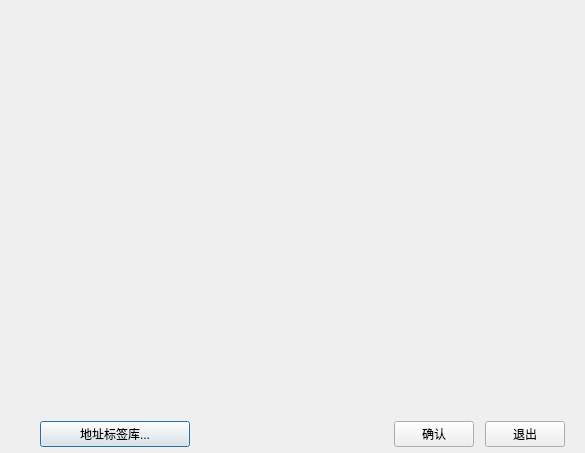
The window that ToolButtonWidget/subDialog.ui (BoringSingleDog/ToolButtonWidget) describes before a commit, drawn with Qt 5.
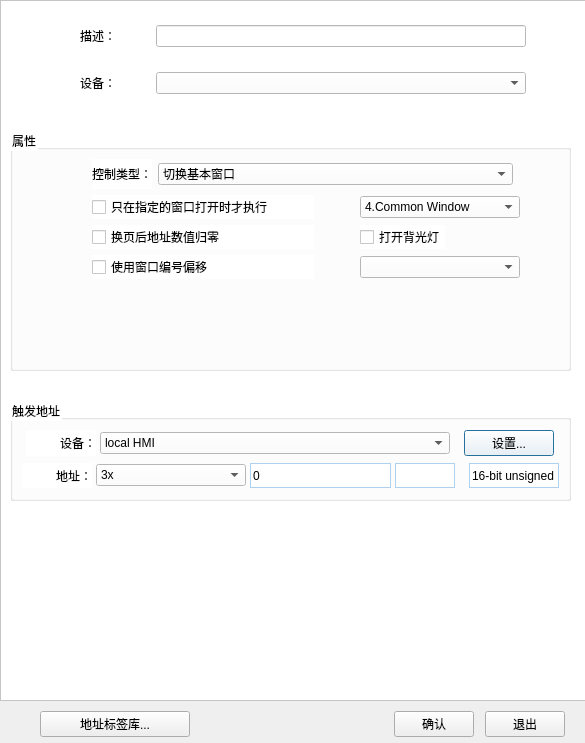
The same window after the commit. The open tabs and pages were chosen to show the change.

The edit to the form file:
```diff
--- a/ToolButtonWidget/subDialog.ui
+++ b/ToolButtonWidget/subDialog.ui
@@ -7,7 +7,7 @@
     <x>0</x>
     <y>0</y>
     <width>585</width>
-    <height>453</height>
+    <height>743</height>
    </rect>
   </property>
   <property name="minimumSize">
@@ -2699,7 +2699,1190 @@
           </widget>
          </widget>
         </widget>
-        <widget class="QWidget" name="page_2"/>
+        <widget class="QWidget" name="page_2">
+         <widget class="QFrame" name="frame_3">
+          <property name="geometry">
+           <rect>
+            <x>0</x>
+            <y>0</y>
+            <width>591</width>
+            <height>701</height>
+           </rect>
+          </property>
+          <property name="styleSheet">
+           <string notr="true">background-color:white;</string>
+          </property>
+          <property name="frameShape">
+           <enum>QFrame::StyledPanel</enum>
+          </property>
+          <property name="frameShadow">
+           <enum>QFrame::Raised</enum>
+          </property>
+          <widget class="QWidget" name="widget_8" native="true">
+           <property name="geometry">
+            <rect>
+             <x>10</x>
+             <y>10</y>
+             <width>561</width>
+             <height>101</height>
+            </rect>
+           </property>
+           <layout class="QVBoxLayout" name="verticalLayout_14">
+            <item>
+             <layout class="QHBoxLayout" name="horizontalLayout_32">
+              <item>
+               <spacer name="horizontalSpacer_80">
+                <property name="orientation">
+                 <enum>Qt::Horizontal</enum>
+                </property>
+                <property name="sizeType">
+                 <enum>QSizePolicy::Fixed</enum>
+                </property>
+                <property name="sizeHint" stdset="0">
+                 <size>
+                  <width>70</width>
+                  <height>20</height>
+                 </size>
+                </property>
+               </spacer>
+              </item>
+              <item>
+               <widget class="QLabel" name="label_38">
+                <property name="minimumSize">
+                 <size>
+                  <width>70</width>
+                  <height>30</height>
+                 </size>
+                </property>
+                <property name="maximumSize">
+                 <size>
+                  <width>70</width>
+                  <height>16777215</height>
+                 </size>
+                </property>
+                <property name="text">
+                 <string>描述：</string>
+                </property>
+               </widget>
+              </item>
+              <item>
+               <widget class="QLineEdit" name="lineEdit">
+                <property name="minimumSize">
+                 <size>
+                  <width>370</width>
+                  <height>0</height>
+                 </size>
+                </property>
+                <property name="maximumSize">
+                 <size>
+                  <width>370</width>
+                  <height>16777215</height>
+                 </size>
+                </property>
+               </widget>
+              </item>
+              <item>
+               <spacer name="horizontalSpacer_82">
+                <property name="orientation">
+                 <enum>Qt::Horizontal</enum>
+                </property>
+                <property name="sizeHint" stdset="0">
+                 <size>
+                  <width>40</width>
+                  <height>20</height>
+                 </size>
+                </property>
+               </spacer>
+              </item>
+             </layout>
+            </item>
+            <item>
+             <layout class="QHBoxLayout" name="horizontalLayout_33">
+              <item>
+               <spacer name="horizontalSpacer_81">
+                <property name="orientation">
+                 <enum>Qt::Horizontal</enum>
+                </property>
+                <property name="sizeType">
+                 <enum>QSizePolicy::Fixed</enum>
+                </property>
+                <property name="sizeHint" stdset="0">
+                 <size>
+                  <width>70</width>
+                  <height>20</height>
+                 </size>
+                </property>
+               </spacer>
+              </item>
+              <item>
+               <widget class="QLabel" name="label_39">
+                <property name="minimumSize">
+                 <size>
+                  <width>70</width>
+                  <height>30</height>
+                 </size>
+                </property>
+                <property name="maximumSize">
+                 <size>
+                  <width>70</width>
+                  <height>16777215</height>
+                 </size>
+                </property>
+                <property name="text">
+                 <string>设备：</string>
+                </property>
+               </widget>
+              </item>
+              <item>
+               <widget class="QComboBox" name="comboBox">
+                <property name="minimumSize">
+                 <size>
+                  <width>370</width>
+                  <height>0</height>
+                 </size>
+                </property>
+                <property name="maximumSize">
+                 <size>
+                  <width>370</width>
+                  <height>16777215</height>
+                 </size>
+                </property>
+               </widget>
+              </item>
+              <item>
+               <spacer name="horizontalSpacer_83">
+                <property name="orientation">
+                 <enum>Qt::Horizontal</enum>
+                </property>
+                <property name="sizeHint" stdset="0">
+                 <size>
+                  <width>40</width>
+                  <height>20</height>
+                 </size>
+                </property>
+               </spacer>
+              </item>
+             </layout>
+            </item>
+           </layout>
+          </widget>
+          <widget class="QGroupBox" name="groupBox_8">
+           <property name="geometry">
+            <rect>
+             <x>10</x>
+             <y>130</y>
+             <width>561</width>
+             <height>241</height>
+            </rect>
+           </property>
+           <property name="title">
+            <string>属性</string>
+           </property>
+           <layout class="QVBoxLayout" name="verticalLayout_15">
+            <item>
+             <layout class="QHBoxLayout" name="horizontalLayout_34">
+              <item>
+               <spacer name="horizontalSpacer_84">
+                <property name="orientation">
+                 <enum>Qt::Horizontal</enum>
+                </property>
+                <property name="sizeType">
+                 <enum>QSizePolicy::Fixed</enum>
+                </property>
+                <property name="sizeHint" stdset="0">
+                 <size>
+                  <width>70</width>
+                  <height>20</height>
+                 </size>
+                </property>
+               </spacer>
+              </item>
+              <item>
+               <widget class="QLabel" name="label_40">
+                <property name="minimumSize">
+                 <size>
+                  <width>0</width>
+                  <height>30</height>
+                 </size>
+                </property>
+                <property name="text">
+                 <string>控制类型：</string>
+                </property>
+               </widget>
+              </item>
+              <item>
+               <widget class="QComboBox" name="ControlTypeCombox">
+                <property name="minimumSize">
+                 <size>
+                  <width>355</width>
+                  <height>0</height>
+                 </size>
+                </property>
+                <property name="maximumSize">
+                 <size>
+                  <width>355</width>
+                  <height>16777215</height>
+                 </size>
+                </property>
+                <item>
+                 <property name="text">
+                  <string>切换基本窗口</string>
+                 </property>
+                </item>
+                <item>
+                 <property name="text">
+                  <string>数据写入设备(当前基本窗口ID)</string>
+                 </property>
+                </item>
+                <item>
+                 <property name="text">
+                  <string>PLC控制</string>
+                 </property>
+                </item>
+                <item>
+                 <property name="text">
+                  <string>背光灯控制(返回值)</string>
+                 </property>
+                </item>
+                <item>
+                 <property name="text">
+                  <string>背光灯控制</string>
+                 </property>
+                </item>
+                <item>
+                 <property name="text">
+                  <string>声音控制</string>
+                 </property>
+                </item>
+                <item>
+                 <property name="text">
+                  <string>执行宏指令</string>
+                 </property>
+                </item>
+                <item>
+                 <property name="text">
+                  <string>画面截取</string>
+                 </property>
+                </item>
+               </widget>
+              </item>
+              <item>
+               <spacer name="horizontalSpacer_85">
+                <property name="orientation">
+                 <enum>Qt::Horizontal</enum>
+                </property>
+                <property name="sizeHint" stdset="0">
+                 <size>
+                  <width>40</width>
+                  <height>20</height>
+                 </size>
+                </property>
+               </spacer>
+              </item>
+             </layout>
+            </item>
+            <item>
+             <layout class="QHBoxLayout" name="horizontalLayout_36">
+              <item>
+               <spacer name="horizontalSpacer_89">
+                <property name="orientation">
+                 <enum>Qt::Horizontal</enum>
+                </property>
+                <property name="sizeType">
+                 <enum>QSizePolicy::Fixed</enum>
+                </property>
+                <property name="sizeHint" stdset="0">
+                 <size>
+                  <width>70</width>
+                  <height>20</height>
+                 </size>
+                </property>
+               </spacer>
+              </item>
+              <item>
+               <widget class="QCheckBox" name="ExecSpecialCommand">
+                <property name="minimumSize">
+                 <size>
+                  <width>222</width>
+                  <height>0</height>
+                 </size>
+                </property>
+                <property name="maximumSize">
+                 <size>
+                  <width>222</width>
+                  <height>16777215</height>
+                 </size>
+                </property>
+                <property name="text">
+                 <string>只在指定的窗口打开时才执行</string>
+                </property>
+               </widget>
+              </item>
+              <item>
+               <spacer name="horizontalSpacer_91">
+                <property name="orientation">
+                 <enum>Qt::Horizontal</enum>
+                </property>
+                <property name="sizeType">
+                 <enum>QSizePolicy::Fixed</enum>
+                </property>
+                <property name="sizeHint" stdset="0">
+                 <size>
+                  <width>40</width>
+                  <height>20</height>
+                 </size>
+                </property>
+               </spacer>
+              </item>
+              <item>
+               <widget class="QComboBox" name="CommanderCombox">
+                <property name="minimumSize">
+                 <size>
+                  <width>160</width>
+                  <height>0</height>
+                 </size>
+                </property>
+                <property name="maximumSize">
+                 <size>
+                  <width>160</width>
+                  <height>16777215</height>
+                 </size>
+                </property>
+                <item>
+                 <property name="text">
+                  <string>4.Common Window</string>
+                 </property>
+                </item>
+                <item>
+                 <property name="text">
+                  <string>10.Cover</string>
+                 </property>
+                </item>
+                <item>
+                 <property name="text">
+                  <string>11.Cover_bg</string>
+                 </property>
+                </item>
+                <item>
+                 <property name="text">
+                  <string>12.Applications</string>
+                 </property>
+                </item>
+                <item>
+                 <property name="text">
+                  <string>13.App_bg</string>
+                 </property>
+                </item>
+                <item>
+                 <property name="text">
+                  <string>15.Trend_ReadTime</string>
+                 </property>
+                </item>
+                <item>
+                 <property name="text">
+                  <string>16.Trend_History</string>
+                 </property>
+                </item>
+                <item>
+                 <property name="text">
+                  <string>17.Trend_Background</string>
+                 </property>
+                </item>
+                <item>
+                 <property name="text">
+                  <string>18.Trend_History_Background_</string>
+                 </property>
+                </item>
+                <item>
+                 <property name="text">
+                  <string>20.USB_Tethening</string>
+                 </property>
+                </item>
+                <item>
+                 <property name="text">
+                  <string>21.USB_bg</string>
+                 </property>
+                </item>
+                <item>
+                 <property name="text">
+                  <string>25.Wifi_page1</string>
+                 </property>
+                </item>
+                <item>
+                 <property name="text">
+                  <string>26.Wifi_setting</string>
+                 </property>
+                </item>
+                <item>
+                 <property name="text">
+                  <string>30.Enhanced Security</string>
+                 </property>
+                </item>
+                <item>
+                 <property name="text">
+                  <string>31.Login</string>
+                 </property>
+                </item>
+                <item>
+                 <property name="text">
+                  <string>32.Change PW</string>
+                 </property>
+                </item>
+                <item>
+                 <property name="text">
+                  <string>33.Add</string>
+                 </property>
+                </item>
+                <item>
+                 <property name="text">
+                  <string>34 Add Temp</string>
+                 </property>
+                </item>
+                <item>
+                 <property name="text">
+                  <string>35.Del</string>
+                 </property>
+                </item>
+                <item>
+                 <property name="text">
+                  <string>36.Set Pri</string>
+                 </property>
+                </item>
+                <item>
+                 <property name="text">
+                  <string>37.Set PW</string>
+                 </property>
+                </item>
+                <item>
+                 <property name="text">
+                  <string>38.Get Pri</string>
+                 </property>
+                </item>
+                <item>
+                 <property name="text">
+                  <string>39.Management</string>
+                 </property>
+                </item>
+                <item>
+                 <property name="text">
+                  <string>45.VNC Viewer first Page</string>
+                 </property>
+                </item>
+                <item>
+                 <property name="text">
+                  <string>46.VNC Viewer Sencond page</string>
+                 </property>
+                </item>
+                <item>
+                 <property name="text">
+                  <string>47.Senond Page Background</string>
+                 </property>
+                </item>
+                <item>
+                 <property name="text">
+                  <string>50.Keypad 1-Intger</string>
+                 </property>
+                </item>
+                <item>
+                 <property name="text">
+                  <string>60.ASCII Middle</string>
+                 </property>
+                </item>
+                <item>
+                 <property name="text">
+                  <string>61.ASCII Samll</string>
+                 </property>
+                </item>
+                <item>
+                 <property name="text">
+                  <string>62.ASCII Upper M</string>
+                 </property>
+                </item>
+                <item>
+                 <property name="text">
+                  <string>63.ASCII Lower M</string>
+                 </property>
+                </item>
+                <item>
+                 <property name="text">
+                  <string>64.ASCII Upper S</string>
+                 </property>
+                </item>
+                <item>
+                 <property name="text">
+                  <string>65. ASCII Lower S</string>
+                 </property>
+                </item>
+                <item>
+                 <property name="text">
+                  <string>70.OperationLog 1</string>
+                 </property>
+                </item>
+                <item>
+                 <property name="text">
+                  <string>71.OperationLog 2</string>
+                 </property>
+                </item>
+                <item>
+                 <property name="text">
+                  <string>72. OperationLog background</string>
+                 </property>
+                </item>
+                <item>
+                 <property name="text">
+                  <string>80. EA2.0</string>
+                 </property>
+                </item>
+                <item>
+                 <property name="text">
+                  <string>81. EA2.0-proxy</string>
+                 </property>
+                </item>
+                <item>
+                 <property name="text">
+                  <string>82. BG_80</string>
+                 </property>
+                </item>
+                <item>
+                 <property name="text">
+                  <string> 83.BG_81</string>
+                 </property>
+                </item>
+                <item>
+                 <property name="text">
+                  <string>85.Reipe DB</string>
+                 </property>
+                </item>
+                <item>
+                 <property name="text">
+                  <string>86.Reipe DB</string>
+                 </property>
+                </item>
+                <item>
+                 <property name="text">
+                  <string>87. BG_85</string>
+                 </property>
+                </item>
+                <item>
+                 <property name="text">
+                  <string>88. BG_86</string>
+                 </property>
+                </item>
+                <item>
+                 <property name="text">
+                  <string>90.MQTT 1</string>
+                 </property>
+                </item>
+                <item>
+                 <property name="text">
+                  <string>91.MQTT 1 background</string>
+                 </property>
+                </item>
+                <item>
+                 <property name="text">
+                  <string>92.MQTT 2</string>
+                 </property>
+                </item>
+                <item>
+                 <property name="text">
+                  <string>93.MQTT 2 background</string>
+                 </property>
+                </item>
+                <item>
+                 <property name="text">
+                  <string>94.MQTT 3</string>
+                 </property>
+                </item>
+                <item>
+                 <property name="text">
+                  <string>95.MQTT 3 background</string>
+                 </property>
+                </item>
+                <item>
+                 <property name="text">
+                  <string>96.MQTT 4</string>
+                 </property>
+                </item>
+                <item>
+                 <property name="text">
+                  <string>97.MQTT 4 background</string>
+                 </property>
+                </item>
+                <item>
+                 <property name="text">
+                  <string>98.MQTT 5</string>
+                 </property>
+                </item>
+                <item>
+                 <property name="text">
+                  <string>99.MQTT 5 background</string>
+                 </property>
+                </item>
+                <item>
+                 <property name="text">
+                  <string>110.System setting</string>
+                 </property>
+                </item>
+                <item>
+                 <property name="text">
+                  <string>111.reboot HMI</string>
+                 </property>
+                </item>
+                <item>
+                 <property name="text">
+                  <string>112.System setting background</string>
+                 </property>
+                </item>
+                <item>
+                 <property name="text">
+                  <string>113.Network setting</string>
+                 </property>
+                </item>
+                <item>
+                 <property name="text">
+                  <string>114.Network setting BG</string>
+                 </property>
+                </item>
+                <item>
+                 <property name="text">
+                  <string>116.Memory_test</string>
+                 </property>
+                </item>
+                <item>
+                 <property name="text">
+                  <string>117.Memory_test info</string>
+                 </property>
+                </item>
+                <item>
+                 <property name="text">
+                  <string>120.Modbus Server</string>
+                 </property>
+                </item>
+                <item>
+                 <property name="text">
+                  <string>121.Red</string>
+                 </property>
+                </item>
+                <item>
+                 <property name="text">
+                  <string>122.Green</string>
+                 </property>
+                </item>
+                <item>
+                 <property name="text">
+                  <string>123.Blue</string>
+                 </property>
+                </item>
+                <item>
+                 <property name="text">
+                  <string>124.Light grey</string>
+                 </property>
+                </item>
+                <item>
+                 <property name="text">
+                  <string>125.Grey-70</string>
+                 </property>
+                </item>
+                <item>
+                 <property name="text">
+                  <string>126.Black</string>
+                 </property>
+                </item>
+                <item>
+                 <property name="text">
+                  <string>127.White</string>
+                 </property>
+                </item>
+                <item>
+                 <property name="text">
+                  <string>128.Calibration</string>
+                 </property>
+                </item>
+                <item>
+                 <property name="text">
+                  <string>129.Test</string>
+                 </property>
+                </item>
+                <item>
+                 <property name="text">
+                  <string>140.Wi-Fi</string>
+                 </property>
+                </item>
+               </widget>
+              </item>
+              <item>
+               <spacer name="horizontalSpacer_94">
+                <property name="orientation">
+                 <enum>Qt::Horizontal</enum>
+                </property>
+                <property name="sizeHint" stdset="0">
+                 <size>
+                  <width>40</width>
+                  <height>20</height>
+                 </size>
+                </property>
+               </spacer>
+              </item>
+              <item>
+               <spacer name="horizontalSpacer_88">
+                <property name="orientation">
+                 <enum>Qt::Horizontal</enum>
+                </property>
+                <property name="sizeHint" stdset="0">
+                 <size>
+                  <width>40</width>
+                  <height>20</height>
+                 </size>
+                </property>
+               </spacer>
+              </item>
+             </layout>
+            </item>
+            <item>
+             <layout class="QHBoxLayout" name="horizontalLayout_35">
+              <item>
+               <spacer name="horizontalSpacer_90">
+                <property name="orientation">
+                 <enum>Qt::Horizontal</enum>
+                </property>
+                <property name="sizeType">
+                 <enum>QSizePolicy::Fixed</enum>
+                </property>
+                <property name="sizeHint" stdset="0">
+                 <size>
+                  <width>70</width>
+                  <height>20</height>
+                 </size>
+                </property>
+               </spacer>
+              </item>
+              <item>
+               <widget class="QCheckBox" name="ClearAddrValueAfterSwitchPage">
+                <property name="minimumSize">
+                 <size>
+                  <width>222</width>
+                  <height>0</height>
+                 </size>
+                </property>
+                <property name="maximumSize">
+                 <size>
+                  <width>222</width>
+                  <height>16777215</height>
+                 </size>
+                </property>
+                <property name="text">
+                 <string>换页后地址数值归零</string>
+                </property>
+               </widget>
+              </item>
+              <item>
+               <spacer name="horizontalSpacer_86">
+                <property name="orientation">
+                 <enum>Qt::Horizontal</enum>
+                </property>
+                <property name="sizeType">
+                 <enum>QSizePolicy::Fixed</enum>
+                </property>
+                <property name="sizeHint" stdset="0">
+                 <size>
+                  <width>40</width>
+                  <height>20</height>
+                 </size>
+                </property>
+               </spacer>
+              </item>
+              <item>
+               <widget class="QCheckBox" name="OpenBackGroundLight">
+                <property name="text">
+                 <string>打开背光灯</string>
+                </property>
+               </widget>
+              </item>
+              <item>
+               <spacer name="horizontalSpacer_87">
+                <property name="orientation">
+                 <enum>Qt::Horizontal</enum>
+                </property>
+                <property name="sizeHint" stdset="0">
+                 <size>
+                  <width>40</width>
+                  <height>20</height>
+                 </size>
+                </property>
+               </spacer>
+              </item>
+             </layout>
+            </item>
+            <item>
+             <layout class="QHBoxLayout" name="horizontalLayout_37">
+              <item>
+               <spacer name="horizontalSpacer_92">
+                <property name="orientation">
+                 <enum>Qt::Horizontal</enum>
+                </property>
+                <property name="sizeType">
+                 <enum>QSizePolicy::Fixed</enum>
+                </property>
+                <property name="sizeHint" stdset="0">
+                 <size>
+                  <width>70</width>
+                  <height>20</height>
+                 </size>
+                </property>
+               </spacer>
+              </item>
+              <item>
+               <widget class="QCheckBox" name="UseWindowIDCheckBox">
+                <property name="minimumSize">
+                 <size>
+                  <width>222</width>
+                  <height>0</height>
+                 </size>
+                </property>
+                <property name="maximumSize">
+                 <size>
+                  <width>222</width>
+                  <height>16777215</height>
+                 </size>
+                </property>
+                <property name="text">
+                 <string>使用窗口编号偏移</string>
+                </property>
+               </widget>
+              </item>
+              <item>
+               <spacer name="horizontalSpacer_95">
+                <property name="orientation">
+                 <enum>Qt::Horizontal</enum>
+                </property>
+                <property name="sizeType">
+                 <enum>QSizePolicy::Fixed</enum>
+                </property>
+                <property name="sizeHint" stdset="0">
+                 <size>
+                  <width>40</width>
+                  <height>20</height>
+                 </size>
+                </property>
+               </spacer>
+              </item>
+              <item>
+               <widget class="QComboBox" name="windowIDCombox">
+                <property name="minimumSize">
+                 <size>
+                  <width>160</width>
+                  <height>0</height>
+                 </size>
+                </property>
+               </widget>
+              </item>
+              <item>
+               <spacer name="horizontalSpacer_93">
+                <property name="orientation">
+                 <enum>Qt::Horizontal</enum>
+                </property>
+                <property name="sizeHint" stdset="0">
+                 <size>
+                  <width>40</width>
+                  <height>20</height>
+                 </size>
+                </property>
+               </spacer>
+              </item>
+             </layout>
+            </item>
+            <item>
+             <spacer name="verticalSpacer_11">
+              <property name="orientation">
+               <enum>Qt::Vertical</enum>
+              </property>
+              <property name="sizeHint" stdset="0">
+               <size>
+                <width>20</width>
+                <height>71</height>
+               </size>
+              </property>
+             </spacer>
+            </item>
+           </layout>
+          </widget>
+          <widget class="QGroupBox" name="groupBox_45">
+           <property name="geometry">
+            <rect>
+             <x>10</x>
+             <y>400</y>
+             <width>561</width>
+             <height>101</height>
+            </rect>
+           </property>
+           <property name="title">
+            <string>触发地址</string>
+           </property>
+           <layout class="QVBoxLayout" name="verticalLayout_79">
+            <item>
+             <layout class="QHBoxLayout" name="horizontalLayout_177">
+              <property name="spacing">
+               <number>0</number>
+              </property>
+              <item>
+               <widget class="QLabel" name="label_127">
+                <property name="minimumSize">
+                 <size>
+                  <width>70</width>
+                  <height>0</height>
+                 </size>
+                </property>
+                <property name="maximumSize">
+                 <size>
+                  <width>70</width>
+                  <height>16777215</height>
+                 </size>
+                </property>
+                <property name="text">
+                 <string>设备：</string>
+                </property>
+                <property name="alignment">
+                 <set>Qt::AlignRight|Qt::AlignTrailing|Qt::AlignVCenter</set>
+                </property>
+               </widget>
+              </item>
+              <item>
+               <widget class="QComboBox" name="PLCAddrDevType">
+                <property name="minimumSize">
+                 <size>
+                  <width>350</width>
+                  <height>0</height>
+                 </size>
+                </property>
+                <property name="maximumSize">
+                 <size>
+                  <width>350</width>
+                  <height>16777215</height>
+                 </size>
+                </property>
+                <item>
+                 <property name="text">
+                  <string>local HMI</string>
+                 </property>
+                </item>
+                <item>
+                 <property name="text">
+                  <string>MODBUS TCP/IP</string>
+                 </property>
+                </item>
+               </widget>
+              </item>
+              <item>
+               <spacer name="horizontalSpacer_346">
+                <property name="orientation">
+                 <enum>Qt::Horizontal</enum>
+                </property>
+                <property name="sizeType">
+                 <enum>QSizePolicy::Fixed</enum>
+                </property>
+                <property name="sizeHint" stdset="0">
+                 <size>
+                  <width>10</width>
+                  <height>20</height>
+                 </size>
+                </property>
+               </spacer>
+              </item>
+              <item>
+               <widget class="QPushButton" name="BarGraphControlSettingBtn_2">
+                <property name="minimumSize">
+                 <size>
+                  <width>90</width>
+                  <height>0</height>
+                 </size>
+                </property>
+                <property name="maximumSize">
+                 <size>
+                  <width>90</width>
+                  <height>16777215</height>
+                 </size>
+                </property>
+                <property name="styleSheet">
+                 <string notr="true"/>
+                </property>
+                <property name="text">
+                 <string>设置...</string>
+                </property>
+               </widget>
+              </item>
+             </layout>
+            </item>
+            <item>
+             <layout class="QHBoxLayout" name="horizontalLayout_178">
+              <property name="spacing">
+               <number>4</number>
+              </property>
+              <item>
+               <widget class="QLabel" name="label_128">
+                <property name="minimumSize">
+                 <size>
+                  <width>70</width>
+                  <height>0</height>
+                 </size>
+                </property>
+                <property name="maximumSize">
+                 <size>
+                  <width>70</width>
+                  <height>16777215</height>
+                 </size>
+                </property>
+                <property name="text">
+                 <string>地址：</string>
+                </property>
+                <property name="alignment">
+                 <set>Qt::AlignRight|Qt::AlignTrailing|Qt::AlignVCenter</set>
+                </property>
+               </widget>
+              </item>
+              <item>
+               <widget class="QComboBox" name="PLCAddrTypeCombox">
+                <property name="minimumSize">
+                 <size>
+                  <width>150</width>
+                  <height>0</height>
+                 </size>
+                </property>
+                <property name="maximumSize">
+                 <size>
+                  <width>150</width>
+                  <height>16777215</height>
+                 </size>
+                </property>
+                <item>
+                 <property name="text">
+                  <string>3x</string>
+                 </property>
+                </item>
+                <item>
+                 <property name="text">
+                  <string>3x_Double</string>
+                 </property>
+                </item>
+                <item>
+                 <property name="text">
+                  <string>4x</string>
+                 </property>
+                </item>
+                <item>
+                 <property name="text">
+                  <string>4x_Double</string>
+                 </property>
+                </item>
+                <item>
+                 <property name="text">
+                  <string>5x</string>
+                 </property>
+                </item>
+                <item>
+                 <property name="text">
+                  <string>6x</string>
+                 </property>
+                </item>
+                <item>
+                 <property name="text">
+                  <string>4x_string_Central_Europe</string>
+                 </property>
+                </item>
+                <item>
+                 <property name="text">
+                  <string>4x_String_Central_Europe</string>
+                 </property>
+                </item>
+               </widget>
+              </item>
+              <item>
+               <widget class="QLineEdit" name="PLCADdrShiftLineEidt">
+                <property name="minimumSize">
+                 <size>
+                  <width>0</width>
+                  <height>25</height>
+                 </size>
+                </property>
+                <property name="maximumSize">
+                 <size>
+                  <width>16777215</width>
+                  <height>25</height>
+                 </size>
+                </property>
+                <property name="styleSheet">
+                 <string notr="true">
+border:1px solid rgba(174,209,239,1);</string>
+                </property>
+                <property name="text">
+                 <string>0</string>
+                </property>
+               </widget>
+              </item>
+              <item>
+               <widget class="QLineEdit" name="lineEdit_100">
+                <property name="minimumSize">
+                 <size>
+                  <width>60</width>
+                  <height>25</height>
+                 </size>
+                </property>
+                <property name="maximumSize">
+                 <size>
+                  <width>60</width>
+                  <height>25</height>
+                 </size>
+                </property>
+                <property name="styleSheet">
+                 <string notr="true">
+border:1px solid rgba(174,209,239,1);</string>
+                </property>
+               </widget>
+              </item>
+              <item>
+               <spacer name="horizontalSpacer_349">
+                <property name="orientation">
+                 <enum>Qt::Horizontal</enum>
+                </property>
+                <property name="sizeType">
+                 <enum>QSizePolicy::Fixed</enum>
+                </property>
+                <property name="sizeHint" stdset="0">
+                 <size>
+                  <width>10</width>
+                  <height>20</height>
+                 </size>
+                </property>
+               </spacer>
+              </item>
+              <item>
+               <widget class="QLineEdit" name="lineEdit_105">
+                <property name="minimumSize">
+                 <size>
+                  <width>90</width>
+                  <height>25</height>
+                 </size>
+                </property>
+                <property name="maximumSize">
+                 <size>
+                  <width>90</width>
+                  <height>25</height>
+                 </size>
+                </property>
+                <property name="styleSheet">
+                 <string notr="true">
+border:1px solid rgba(174,209,239,1);</string>
+                </property>
+                <property name="text">
+                 <string>16-bit unsigned</string>
+                </property>
+               </widget>
+              </item>
+             </layout>
+            </item>
+           </layout>
+          </widget>
+         </widget>
+        </widget>
         <widget class="QWidget" name="page_3"/>
         <widget class="QWidget" name="page_4"/>
         <widget class="QWidget" name="page_5"/>
```
Left out of the diff: 8 changed lines with no effect on the pictures.
